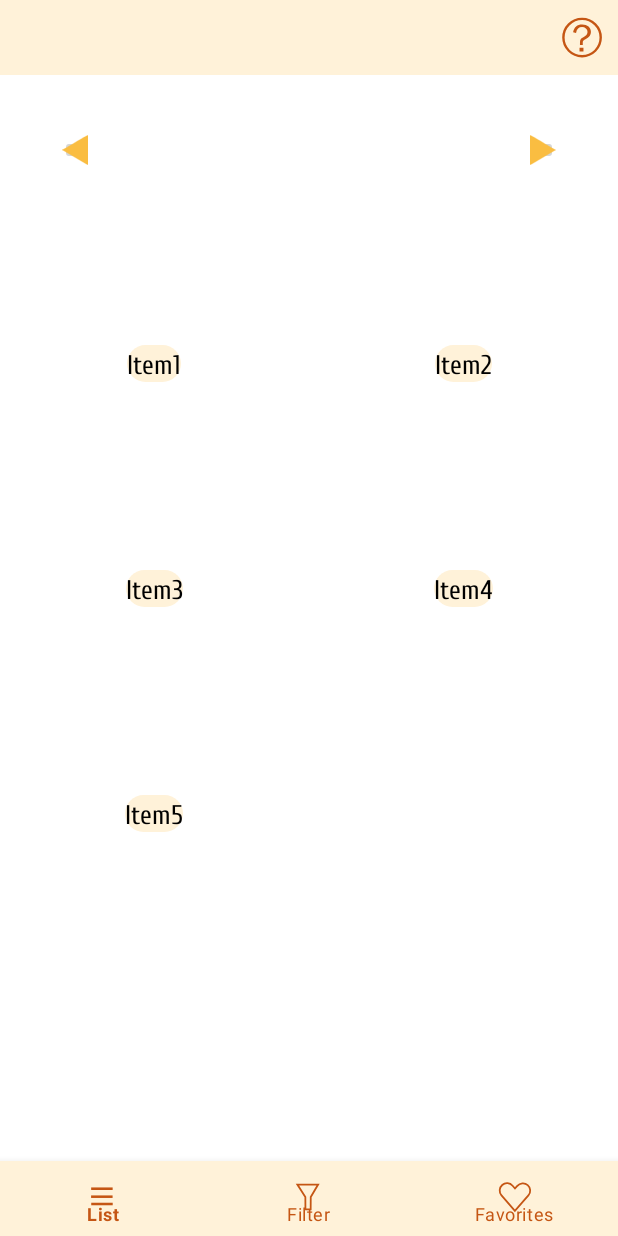
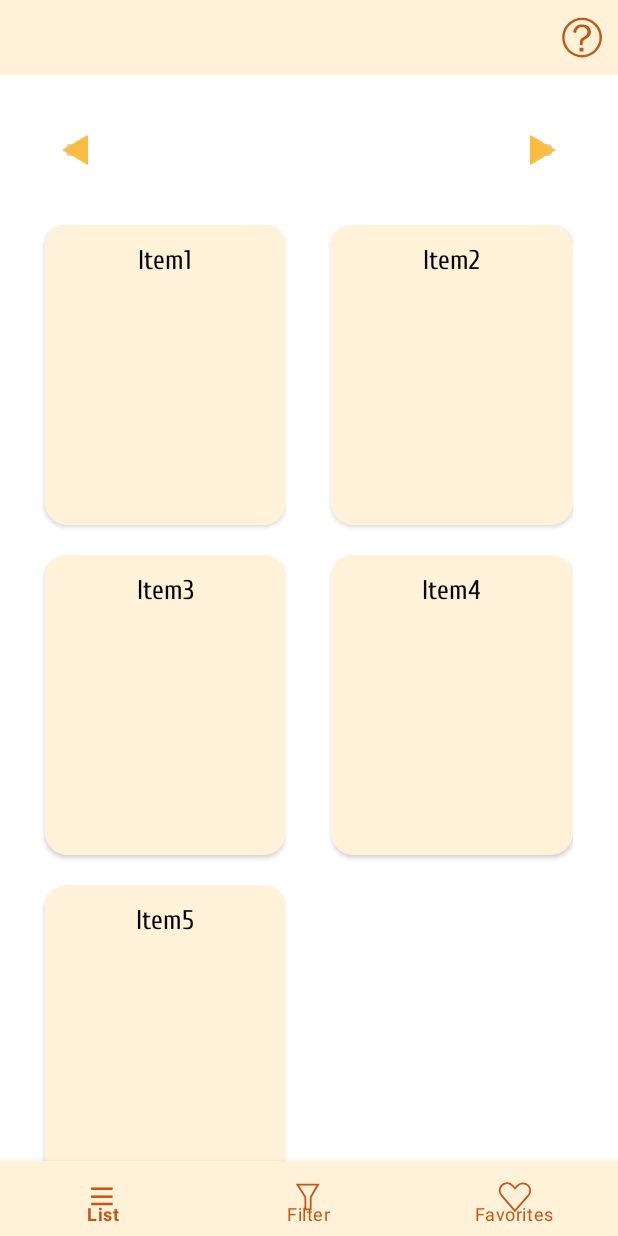
Before and after one commit to Junru-Lin/Find-Your-Mensa, an Android app: the DayPlanActivity screen opened directly, with no data from a screen before it, on a phone screen of 412 x 824 dp. Run offline under Robolectric (Android 15) with nearby library versions, the phone set to English and light mode, and no system bars; 2 statements that could not run were skipped.

Commit message:
add price textview in dayplan (Olesia). delete unused adapter in dishplan

```diff
--- a/app/src/main/java/com/junru/findyourmensa/DishPlanActivity.java
+++ b/app/src/main/java/com/junru/findyourmensa/DishPlanActivity.java
@@ -77,8 +77,6 @@ public class DishPlanActivity extends AppCompatActivity {
         open_time_list = listdao.getSearchResult(mensaName);
 
         time_view = findViewById(R.id.hours);
-
-        ArrayAdapter<CharSequence> adapter = createAdapterHtml(open_time_list);
 
         time_view.setText(open_time_list.get(0).getTime()); //display opening hours
 
@@ -246,20 +244,6 @@ public class DishPlanActivity extends AppCompatActivity {
         dbOut.close();
     }
 
-    private ArrayAdapter<CharSequence> createAdapterHtml(List<Mensa> u_list) {
-
-        Spanned[] html_array = new Spanned[u_list.size()];
-
-        for(int i = 0 ; i < u_list.size(); i++) {
-            html_array[i] = Html.fromHtml(u_list.get(i).getName());
-        }
-
-        ArrayAdapter<CharSequence> my_adapter =
-                new ArrayAdapter<CharSequence>(this, R.layout.list_item, html_array);
-
-        return my_adapter;
-
-    }
 
 
 }
--- a/app/src/main/res/layout/activity_day_plan.xml
+++ b/app/src/main/res/layout/activity_day_plan.xml
@@ -82,6 +82,7 @@
         android:layout_below="@id/date_status"
         android:layout_width="match_parent"
         android:layout_height="match_parent"
+        android:layout_marginRight="30dp"
         android:scrollbars="vertical"
         app:layout_behavior="@string/appbar_scrolling_view_behavior" />
 
--- a/app/src/main/res/layout/recycler_view_item.xml
+++ b/app/src/main/res/layout/recycler_view_item.xml
@@ -8,8 +8,10 @@
     <androidx.cardview.widget.CardView
         android:id="@+id/cardView"
         android:layout_width="match_parent"
-        android:layout_height="150dp"
-        card_view:cardCornerRadius="0dp">
+        android:layout_height="200dp"
+        android:layout_marginLeft="30dp"
+        android:layout_marginBottom="20dp"
+        card_view:cardCornerRadius="15dp">
 
 
         <RelativeLayout
@@ -17,15 +19,9 @@
             android:layout_width="match_parent"
             android:layout_height="match_parent"
             android:orientation="vertical"
-            android:layout_gravity="center">
-
-            <ImageView
-                android:id="@+id/imageView"
-                android:layout_width="wrap_content"
-                android:layout_height="wrap_content"
-                android:layout_centerInParent="true"
-                android:padding="5dp" />
-
+            android:layout_gravity="center"
+            android:padding="10dp"
+            android:background="@color/background_light_orange">
 
             <TextView
                 android:id="@+id/textView"
@@ -34,9 +30,16 @@
                 android:layout_centerHorizontal="true"
                 android:fontFamily="@font/cuprum_regular"
                 android:textColor="@color/black"
-                android:textSize="18sp"
-                android:layout_below="@+id/imageView"
-                android:background="@drawable/custom_list_item"/>
+                android:textSize="18sp" />
+
+            <TextView
+                android:id="@+id/price"
+                android:layout_width="wrap_content"
+                android:layout_height="wrap_content"
+                android:fontFamily="@font/cuprum_regular"
+                android:textColor="@color/black"
+                android:textSize="16sp"
+                android:layout_below="@+id/textView"/>
 
 
         </RelativeLayout>
```
